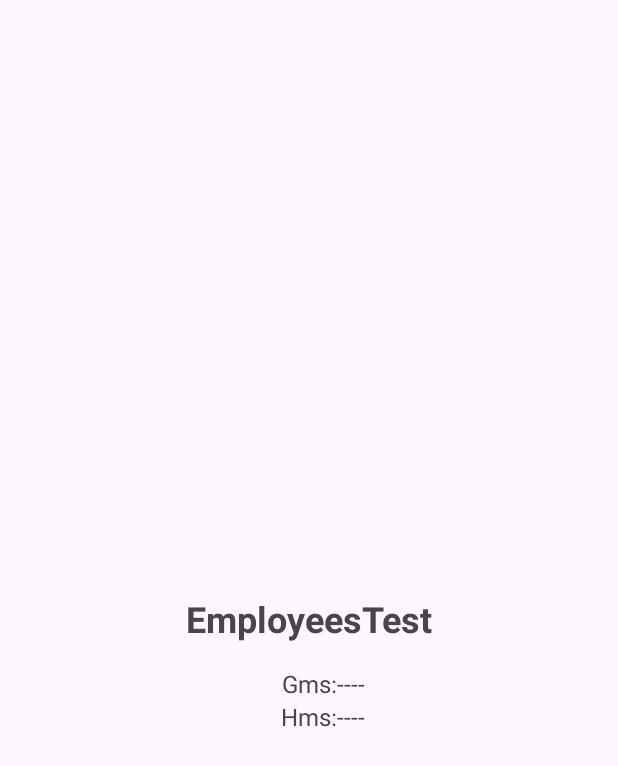
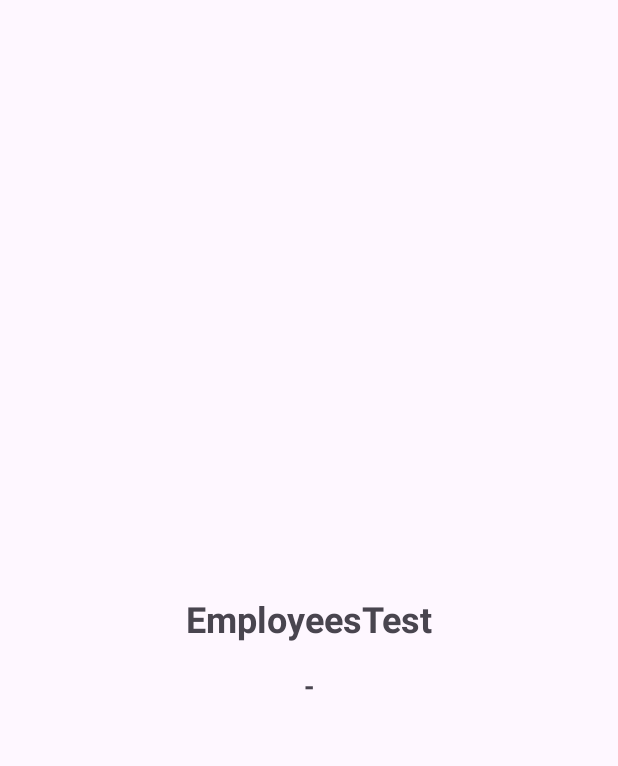
Before and after one commit to VladJT/EmployeesTest, an Android app: the layout activity_main.xml on its own in the app's theme, with its tools: preview values and no code run, on a phone screen of 412 x 824 dp. Shown: the top 766 px of the screen. Run offline under Robolectric (Android 15) with nearby library versions, the phone set to English and light mode, and no system bars.

Commit message:
добавлено получение координат

```diff
--- a/app/build.gradle.kts
+++ b/app/build.gradle.kts
@@ -12,7 +12,7 @@ android {
         minSdk = 29
         targetSdk = 34
         versionCode = 1
-        versionName = "1.0"
+        versionName = "2.0"
 
         testInstrumentationRunner = "androidx.test.runner.AndroidJUnitRunner"
     }
@@ -119,4 +119,6 @@ dependencies {
     // Зависимости для HMS
     implementation (libs.base)
     implementation ("com.huawei.hms:location:5.0.0.300")
+
+    implementation("com.google.android.gms:play-services-location:21.0.1")
 }
--- a/app/src/main/java/jt/projects/employeestest/domain/ClientIntent.kt
+++ b/app/src/main/java/jt/projects/employeestest/domain/ClientIntent.kt
@@ -2,4 +2,5 @@ package jt.projects.employeestest.domain
 
 sealed class ClientIntent {
     object LoadClientData : ClientIntent()
+    object RequestLocation : ClientIntent()
 }
--- a/app/src/main/res/layout/activity_main.xml
+++ b/app/src/main/res/layout/activity_main.xml
@@ -20,44 +20,17 @@
         tools:text="@string/app_name" />
 
     <TextView
-        android:id="@+id/Gms_label"
+        android:id="@+id/location"
         android:layout_width="wrap_content"
         android:layout_height="wrap_content"
         android:layout_marginTop="16dp"
-        android:text="Gms:"
-        android:textSize="16sp"
+        android:text="-"
+        android:textStyle="bold"
+        android:textSize="18sp"
         app:layout_constraintEnd_toEndOf="parent"
         app:layout_constraintStart_toStartOf="parent"
         app:layout_constraintTop_toBottomOf="@+id/client_name" />
 
-    <TextView
-        android:id="@+id/Gms_status"
-        android:layout_width="wrap_content"
-        android:layout_height="wrap_content"
-        android:text="----"
-        android:textSize="16sp"
-        app:layout_constraintBottom_toBottomOf="@+id/Gms_label"
-        app:layout_constraintStart_toEndOf="@+id/Gms_label"
-        app:layout_constraintTop_toTopOf="@+id/Gms_label" />
 
-    <TextView
-        android:id="@+id/Hms_label"
-        android:layout_width="wrap_content"
-        android:layout_height="wrap_content"
-        android:text="Hms:"
-        android:textSize="16sp"
-        app:layout_constraintEnd_toEndOf="parent"
-        app:layout_constraintStart_toStartOf="parent"
-        app:layout_constraintTop_toBottomOf="@+id/Gms_label" />
-
-    <TextView
-        android:id="@+id/Hms_status"
-        android:layout_width="wrap_content"
-        android:layout_height="wrap_content"
-        android:text="----"
-        android:textSize="16sp"
-        app:layout_constraintBottom_toBottomOf="@+id/Hms_label"
-        app:layout_constraintStart_toEndOf="@+id/Hms_label"
-        app:layout_constraintTop_toTopOf="@+id/Hms_label" />
 
 </androidx.constraintlayout.widget.ConstraintLayout>
```
Also changed, not shown: app/src/main/java/jt/projects/employeestest/MainActivity.kt (+80 -7 lines).
